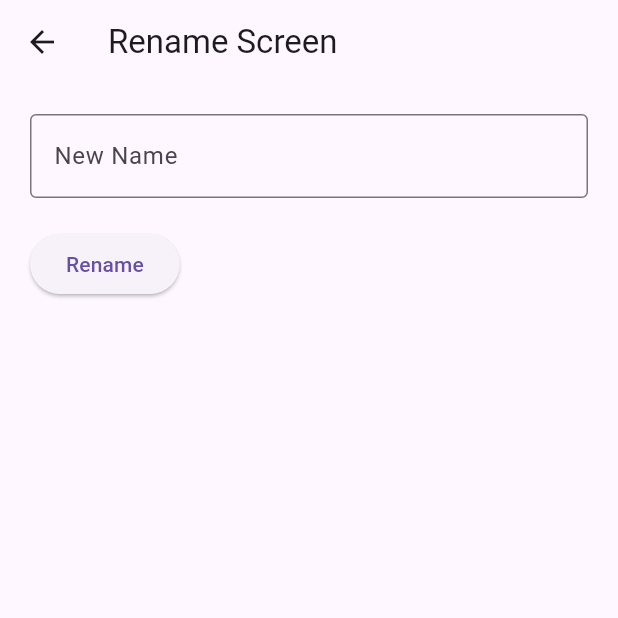
After one commit to LyleKim/subscription_manager, a Flutter app: the RenameScreen screen opened directly, on a phone screen of 412 x 824 dp, the top half of it. The commit adds this screen. Run offline on Flutter 3.47's test engine with Material 3 defaults, Android fonts, the phone set to English and light mode, and no system bars; our stand-ins replace flutter_dotenv, supabase_flutter; accounts and stored records are empty.

Commit message:
LogOut, Rename

```diff
--- /dev/null
+++ b/lib/rename.dart
@@ -0,0 +1,70 @@
+import 'package:flutter/material.dart';
+import 'package:flutter/widgets.dart';
+import 'package:flutter_application_1/subcribe_list.dart';
+import 'package:supabase_flutter/supabase_flutter.dart';
+
+class RenameScreen extends StatefulWidget{
+  const RenameScreen({super.key});
+
+  @override
+  State<RenameScreen> createState() => RenameScreenState();
+}
+
+class RenameScreenState extends State<RenameScreen>{
+  final renameController = TextEditingController();
+  final supabase = Supabase.instance.client;
+
+  Future<void> Rename() async{
+    final user = supabase.auth.currentUser;
+
+    if(user != null){
+      try{
+        final user_id = user.id;
+
+        await supabase
+        .from('users')
+        .update({'username': renameController.text.trim()})
+        .eq('user_id', user_id);
+      }catch(e){
+        print("Log In Failed : $e");
+      }
+
+      Navigator.push(
+        context,
+        MaterialPageRoute(
+           builder: (context)=>SubscribeListScreen()
+        )
+      );
+
+    }
+  }
+
+  @override
+  Widget build(BuildContext context){
+    return Scaffold(
+      appBar: AppBar(title : const Text("Rename Screen")),
+      body : Padding(
+        padding : const EdgeInsets.all(20),
+        child : Column(
+          crossAxisAlignment: CrossAxisAlignment.start,
+          children: [
+            TextField(
+              controller : renameController,
+              decoration: const InputDecoration(
+                labelText : "New Name",
+                border: OutlineInputBorder()
+              ),
+            ),
+
+            const SizedBox(height: 20),
+
+            ElevatedButton(
+              onPressed: Rename,
+              child: const Text("Rename")
+            ),
+          ]
+        )
+      )
+    );
+  }
+}
```
Also changed, not shown: lib/subcribe_list.dart (+62 -1 lines).
